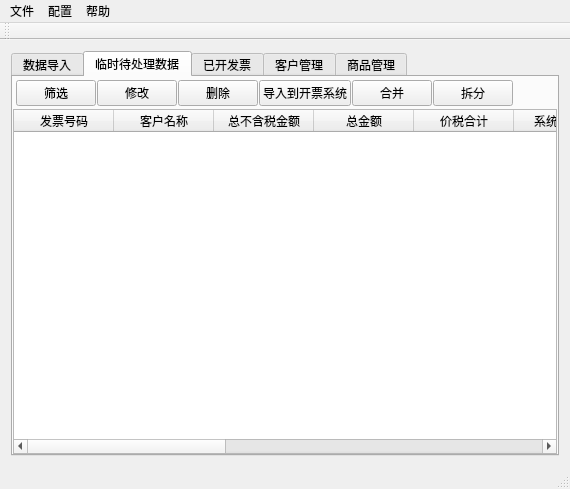
Qt form src/invoice/gui/mainwindow.ui (lcw2004/fapiao) before a commit.
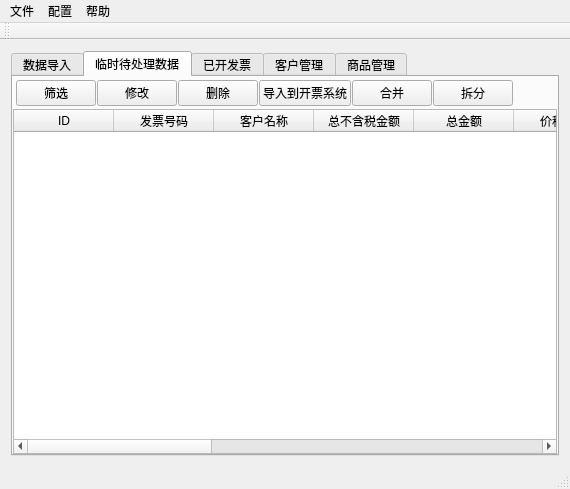
The same form after that commit. Icons and pictures are not drawn.

Diff of the .ui file:
```diff
--- a/src/invoice/gui/mainwindow.ui
+++ b/src/invoice/gui/mainwindow.ui
@@ -257,8 +257,13 @@
            <number>0</number>
           </property>
           <property name="columnCount">
-           <number>13</number>
+           <number>14</number>
           </property>
+          <column>
+           <property name="text">
+            <string>ID</string>
+           </property>
+          </column>
           <column>
            <property name="text">
             <string>发票号码</string>
```
